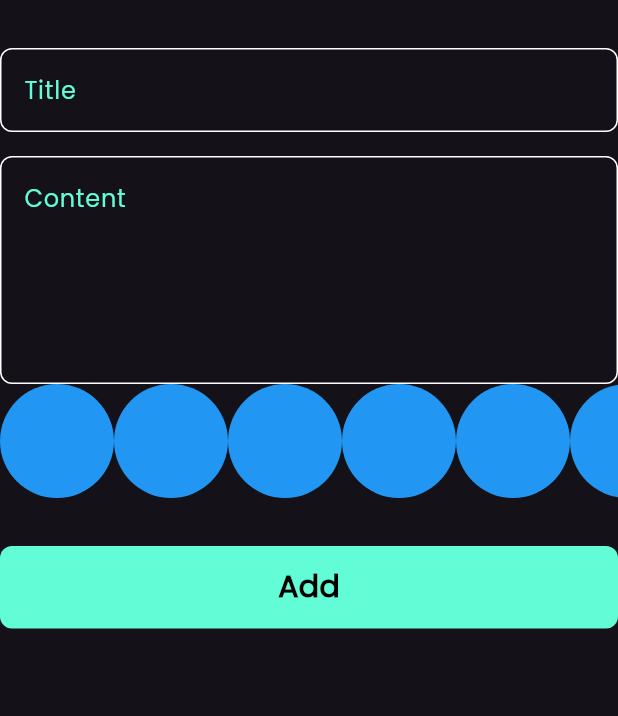
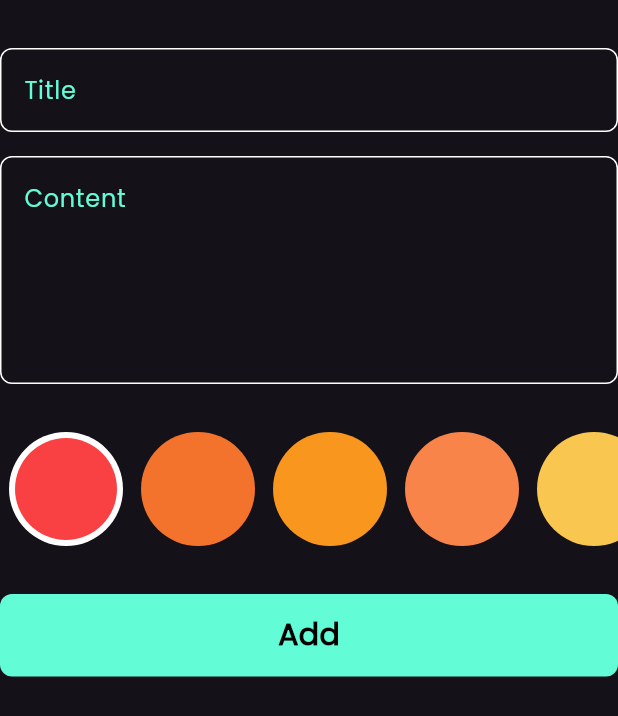
Before and after one commit to aya-hamoudeh1/notes_app, a Flutter app: the AddNotForm widget shown alone on an empty page, opened directly, on a phone screen of 412 x 824 dp. Shown: the top 716 px of the screen. Run offline on Flutter 3.47's test engine with Material 3 defaults, Android fonts, the phone set to English and light mode, and no system bars; our stand-ins replace bloc, flutter_bloc, hive, hive_flutter; accounts and stored records are empty.

Commit message:
create colors list view part 2

```diff
--- a/lib/views/widgets/add_note_form.dart
+++ b/lib/views/widgets/add_note_form.dart
@@ -47,6 +47,9 @@ class _AddNotFormState extends State<AddNotForm> {
             hint: "Content",
             maxLines: 5,
           ),
+          const SizedBox(
+            height: 32,
+          ),
           const ColorListView(),
           const SizedBox(
             height: 32,
--- a/lib/views/widgets/color_list_view.dart
+++ b/lib/views/widgets/color_list_view.dart
@@ -1,29 +1,82 @@
 import 'package:flutter/material.dart';
 
 class ColorItem extends StatelessWidget {
-  const ColorItem({super.key});
+  const ColorItem({super.key, required this.isActive, required this.color});
 
+  final bool isActive;
+  final Color color;
   @override
   Widget build(BuildContext context) {
-    return const CircleAvatar(
-      backgroundColor: Colors.blue,
-      radius: 38,
-    );
+    return isActive
+        ? CircleAvatar(
+            radius: 38,
+            backgroundColor: Colors.white,
+            child: CircleAvatar(
+              backgroundColor: color,
+              radius: 34,
+            ),
+          )
+        : CircleAvatar(
+            backgroundColor: color,
+            radius: 38,
+          );
   }
 }
 
-class ColorListView extends StatelessWidget {
-  const ColorListView({super.key});
+class ColorListView extends StatefulWidget {
+  const ColorListView({
+    super.key,
+  });
 
+  @override
+  State<ColorListView> createState() => _ColorListViewState();
+}
+
+class _ColorListViewState extends State<ColorListView> {
+  int currentIndex = 0;
+  List<Color> colors = const [
+    Color(0xfff94144),
+    Color(0xfff3722c),
+    Color(0xfff8961e),
+    Color(0xfff9844a),
+    Color(0xfff9c74f),
+    Color(0xff90be6d),
+    Color(0xff43aa8b),
+    Color(0xff4d908e),
+    Color(0xff577590),
+    Color(0xff277da1),
+    Color(0xff5d2a42),
+    Color(0xfffb6376),
+    Color(0xfffcb1a6),
+    Color(0xffa5be00),
+    Color(0xffbb6b00),
+    Color(0xff934b00),
+    Color(0xff690500),
+    Color(0xff452103),
+    Color(0xff242331),
+    Color(0xfff78764),
+  ];
   @override
   Widget build(BuildContext context) {
     return SizedBox(
       height: 38 * 2,
       child: ListView.builder(
         itemBuilder: (context, index) {
-          return const ColorItem();
+          return Padding(
+            padding: const EdgeInsets.symmetric(horizontal: 6.0),
+            child: GestureDetector(
+              onTap: () {
+                currentIndex = index;
+                setState(() {});
+              },
+              child: ColorItem(
+                color: colors[index],
+                isActive: currentIndex == index,
+              ),
+            ),
+          );
         },
-        itemCount: 10,
+        itemCount: colors.length,
         scrollDirection: Axis.horizontal,
       ),
     );
```
